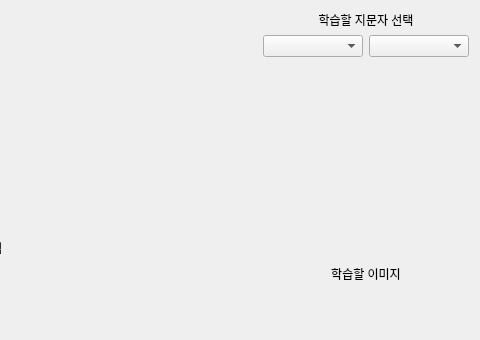
Old version of the form resource/game_form.ui in the repository boa9448/PyAutoMakerHuman; both pictures show x 358 to 838 and y 0 to 340 of the 838 by 632 pixel window.
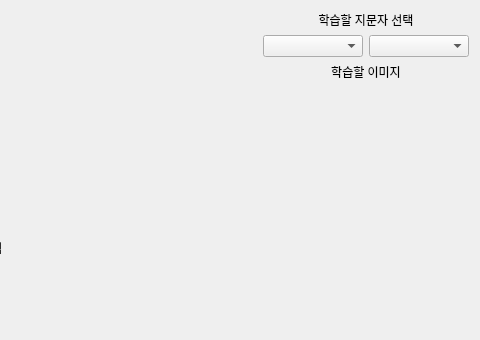
New version of the form.

Commit message: 게임폼 수정 창의 크기가 변경되면 이미지들도 변경되도록 수정

What changed in the file:
```diff
--- a/resource/game_form.ui
+++ b/resource/game_form.ui
@@ -139,6 +139,12 @@
      </item>
      <item>
       <widget class="QLabel" name="study_img_label">
+       <property name="sizePolicy">
+        <sizepolicy hsizetype="Preferred" vsizetype="Preferred">
+         <horstretch>0</horstretch>
+         <verstretch>0</verstretch>
+        </sizepolicy>
+       </property>
        <property name="text">
         <string>학습할 이미지</string>
        </property>
@@ -147,6 +153,19 @@
        </property>
       </widget>
      </item>
+     <item>
+      <spacer name="verticalSpacer_2">
+       <property name="orientation">
+        <enum>Qt::Vertical</enum>
+       </property>
+       <property name="sizeHint" stdset="0">
+        <size>
+         <width>20</width>
+         <height>40</height>
+        </size>
+       </property>
+      </spacer>
+     </item>
     </layout>
    </item>
    <item row="2" column="0">
```
Left out of the diff: 130 changed lines with no effect on the pictures.
